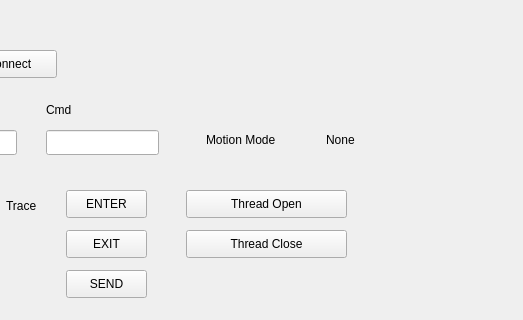
The window that 0610/mainwindow.ui (dinoness/parallel_Qt_program) describes before a commit, drawn with Qt 5; both pictures show x 504 to 1027 and y 0 to 320 of the 1027 by 494 pixel window.
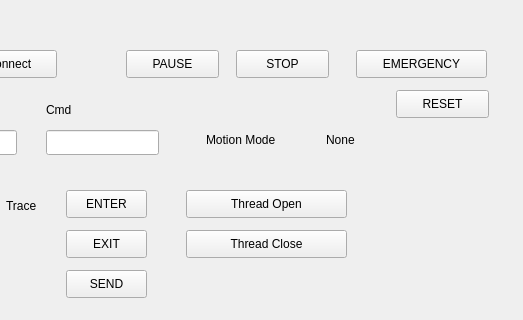
The same window after the commit.

Commit message: pasue_stop_estop

What changed in the file:
```diff
--- a/0610/mainwindow.ui
+++ b/0610/mainwindow.ui
@@ -710,6 +710,58 @@
      <string>Cmd</string>
     </property>
    </widget>
+   <widget class="QPushButton" name="btn_pause_resume">
+    <property name="geometry">
+     <rect>
+      <x>630</x>
+      <y>50</y>
+      <width>93</width>
+      <height>28</height>
+     </rect>
+    </property>
+    <property name="text">
+     <string>PAUSE</string>
+    </property>
+   </widget>
+   <widget class="QPushButton" name="btn_stop">
+    <property name="geometry">
+     <rect>
+      <x>740</x>
+      <y>50</y>
+      <width>93</width>
+      <height>28</height>
+     </rect>
+    </property>
+    <property name="text">
+     <string>STOP</string>
+    </property>
+   </widget>
+   <widget class="QPushButton" name="btn_emergency_stop">
+    <property name="geometry">
+     <rect>
+      <x>860</x>
+      <y>50</y>
+      <width>131</width>
+      <height>28</height>
+     </rect>
+    </property>
+    <property name="text">
+     <string>EMERGENCY</string>
+    </property>
+   </widget>
+   <widget class="QPushButton" name="btn_error_reset">
+    <property name="geometry">
+     <rect>
+      <x>900</x>
+      <y>90</y>
+      <width>93</width>
+      <height>28</height>
+     </rect>
+    </property>
+    <property name="text">
+     <string>RESET</string>
+    </property>
+   </widget>
   </widget>
   <widget class="QMenuBar" name="menubar">
    <property name="geometry">
```
The commit also changes 13 other files.
